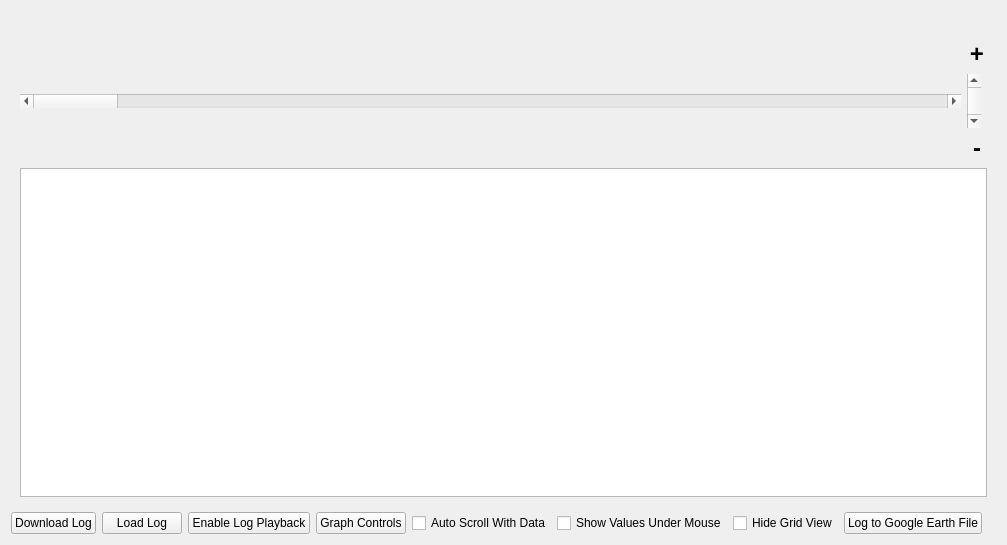
The window that src/ui/AP2DataPlot2D.ui (ArduPilot/apm_planner) describes before a commit, drawn with Qt 5.
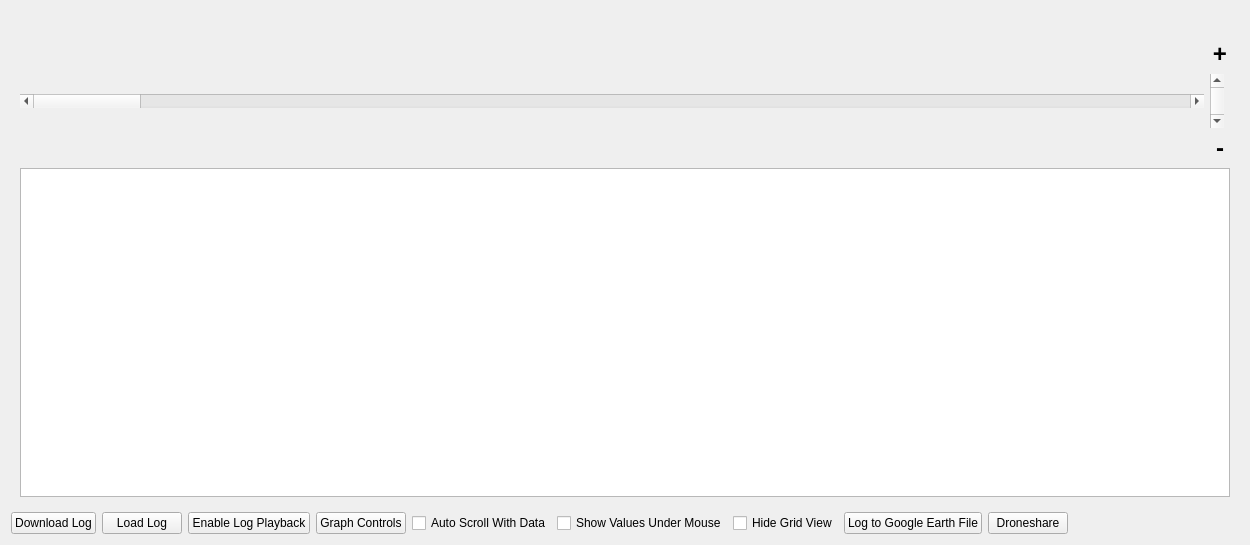
The same window after the commit.

Commit message: Droneshare Widget: Initial commit

Diff of the .ui file:
```diff
--- a/src/ui/AP2DataPlot2D.ui
+++ b/src/ui/AP2DataPlot2D.ui
@@ -6,7 +6,7 @@
    <rect>
     <x>0</x>
     <y>0</y>
-    <width>1007</width>
+    <width>1250</width>
     <height>545</height>
    </rect>
   </property>
@@ -162,6 +162,13 @@
          </property>
         </widget>
        </item>
+       <item>
+        <widget class="QPushButton" name="droneshareButton">
+         <property name="text">
+          <string>Droneshare</string>
+         </property>
+        </widget>
+       </item>
        <item>
         <spacer name="horizontalSpacer">
          <property name="orientation">
```
The commit also changes 12 other files.
